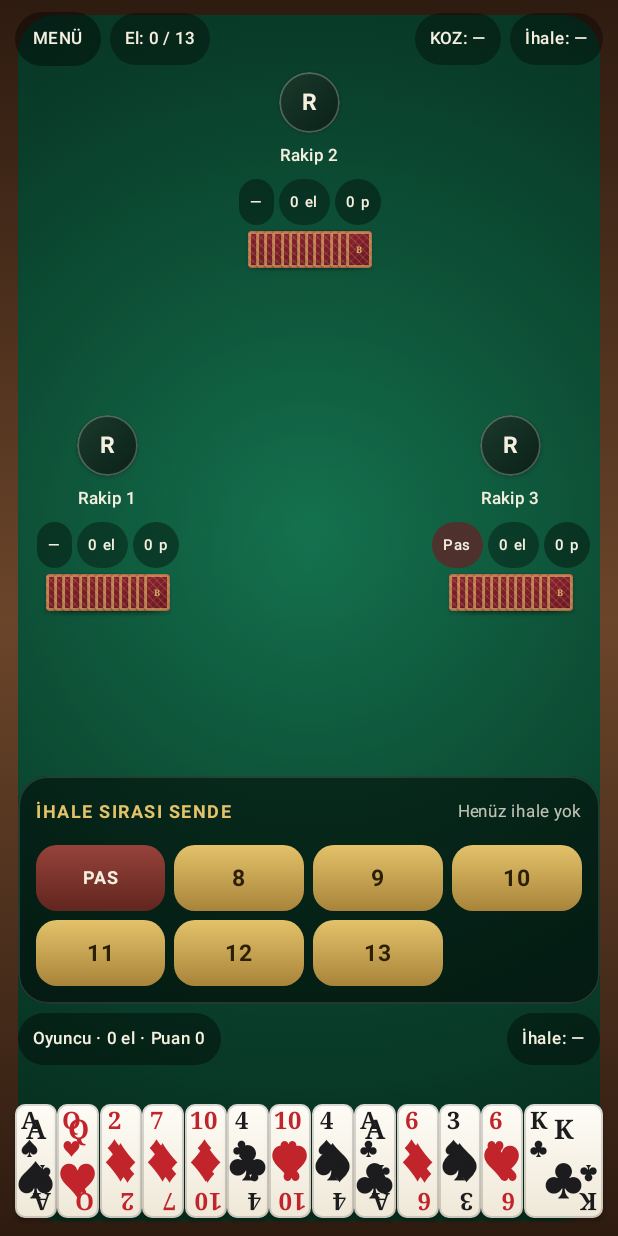
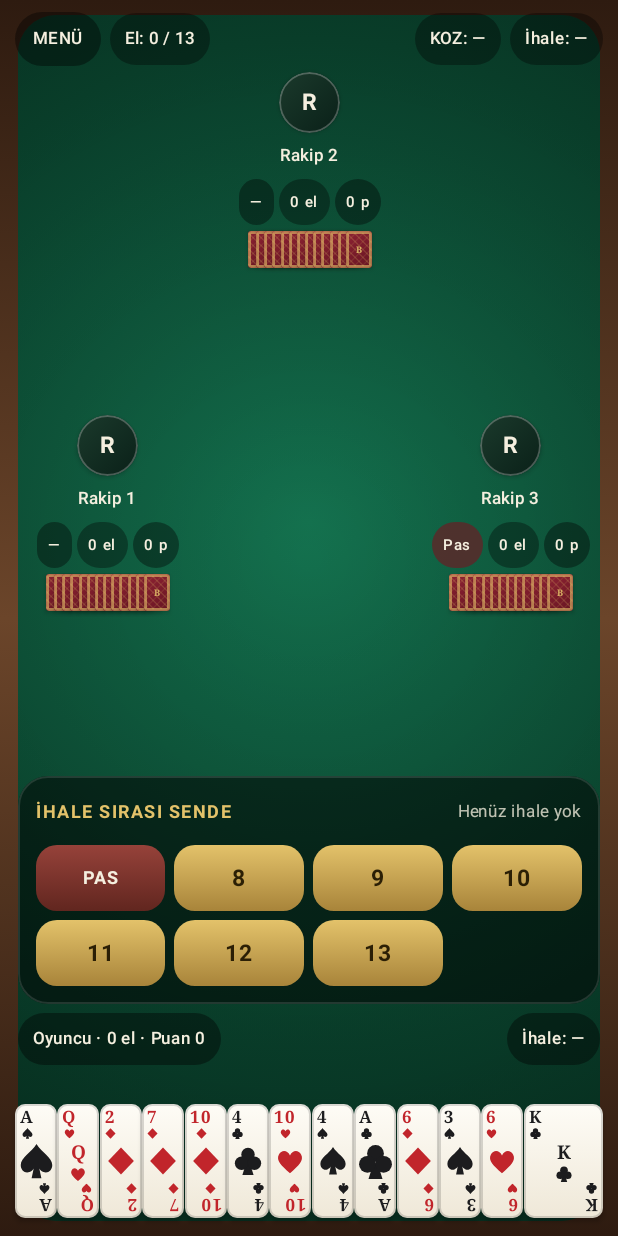
Before and after one commit to ozanstn1-stack/batak-android, an Android app built with Jetpack Compose: the screen it shows after launch (MainActivity), after a tap on "OYUNA BAŞLA", on a phone screen of 412 x 824 dp. Run offline under Robolectric (Android 15) with nearby library versions, the light colour scheme and no system bars.

Commit message:
Kart tasarimi duzeltildi: A/K/Q/J yerlesimi ve vektorel renk sembolleri

```diff
--- a/app/src/main/java/com/batak/turkce/ui/components/Cards.kt
+++ b/app/src/main/java/com/batak/turkce/ui/components/Cards.kt
@@ -5,7 +5,9 @@ import androidx.compose.foundation.background
 import androidx.compose.foundation.border
 import androidx.compose.foundation.layout.Box
 import androidx.compose.foundation.layout.Column
+import androidx.compose.foundation.layout.Spacer
 import androidx.compose.foundation.layout.fillMaxSize
+import androidx.compose.foundation.layout.height
 import androidx.compose.foundation.layout.padding
 import androidx.compose.foundation.layout.size
 import androidx.compose.foundation.shape.RoundedCornerShape
@@ -30,6 +32,7 @@ import androidx.compose.ui.unit.dp
 import com.batak.turkce.model.CardDesign
 import com.batak.turkce.model.PlayingCard
 import com.batak.turkce.model.Rank
+import com.batak.turkce.model.Suit
 import com.batak.turkce.ui.theme.BatakColors
 
 @Composable
@@ -46,10 +49,12 @@ fun CardFace(
     val faceBottom = if (design == CardDesign.KLASIK) Color(0xFFEFE8D8) else Color(0xFFE6DCC4)
     val ink = if (card.suit.isRed) BatakColors.CardRed else BatakColors.CardBlack
     val shape = RoundedCornerShape(width * 0.13f)
-    val cornerRank = with(density) { (width.toPx() * 0.30f).toSp() }
-    val cornerSuit = with(density) { (width.toPx() * 0.24f).toSp() }
-    val centerGlyph = with(density) { (width.toPx() * 0.52f).toSp() }
-    val centerRank = with(density) { (width.toPx() * 0.34f).toSp() }
+    val cornerRank = with(density) { (width.toPx() * 0.22f).toSp() }
+    val cornerSuitSize = width * 0.14f
+    val aceSize = width * 0.44f
+    val pipSize = width * 0.36f
+    val courtRank = with(density) { (width.toPx() * 0.24f).toSp() }
+    val courtSuitSize = width * 0.20f
 
     Box(
         modifier
@@ -67,37 +72,34 @@ fun CardFace(
             modifier = Modifier.align(Alignment.Center),
             horizontalAlignment = Alignment.CenterHorizontally
         ) {
-            if (card.rank.value in Rank.JACK.value..Rank.KING.value) {
+            when {
+                card.rank == Rank.ACE -> {
+                    SuitSymbol(card.suit, aceSize, ink)
+                }
+                card.rank.value in Rank.JACK.value..Rank.KING.value -> {
                     Text(
                         text = card.rank.label,
                         color = ink,
-                    fontSize = centerRank,
+                        fontSize = courtRank,
+                        lineHeight = courtRank,
                         fontFamily = FontFamily.Serif,
                         fontWeight = FontWeight.Bold
                     )
-            } else if (card.rank == Rank.ACE) {
-                Text(
-                    text = "A",
-                    color = ink,
-                    fontSize = centerRank,
-                    fontFamily = FontFamily.Serif,
-                    fontWeight = FontWeight.Bold
-                )
+                    Spacer(Modifier.height(width * 0.03f))
+                    SuitSymbol(card.suit, courtSuitSize, ink)
                 }
-            Text(
-                text = card.suit.symbol,
-                color = ink,
-                fontSize = centerGlyph,
-                fontFamily = FontFamily.Serif
-            )
+                else -> {
+                    SuitSymbol(card.suit, pipSize, ink)
+                }
+            }
         }
 
         CardCorner(
             rank = card.rank.label,
-            suit = card.suit.symbol,
+            suit = card.suit,
             color = ink,
             rankSize = cornerRank,
-            suitSize = cornerSuit,
+            suitSize = cornerSuitSize,
             modifier = Modifier
                 .align(Alignment.TopStart)
                 .padding(start = width * 0.06f, top = width * 0.04f)
@@ -105,10 +107,10 @@ fun CardFace(
 
         CardCorner(
             rank = card.rank.label,
-            suit = card.suit.symbol,
+            suit = card.suit,
             color = ink,
             rankSize = cornerRank,
-            suitSize = cornerSuit,
+            suitSize = cornerSuitSize,
             modifier = Modifier
                 .align(Alignment.BottomEnd)
                 .padding(end = width * 0.06f, bottom = width * 0.04f)
@@ -120,10 +122,10 @@ fun CardFace(
 @Composable
 private fun CardCorner(
     rank: String,
-    suit: String,
+    suit: Suit,
     color: Color,
     rankSize: androidx.compose.ui.unit.TextUnit,
-    suitSize: androidx.compose.ui.unit.TextUnit,
+    suitSize: Dp,
     modifier: Modifier = Modifier
 ) {
     Column(modifier = modifier, horizontalAlignment = Alignment.CenterHorizontally) {
@@ -135,13 +137,8 @@ private fun CardCorner(
             fontWeight = FontWeight.Bold,
             lineHeight = rankSize
         )
-        Text(
-            text = suit,
-            color = color,
-            fontSize = suitSize,
-            lineHeight = suitSize,
-            fontFamily = FontFamily.Serif
-        )
+        Spacer(Modifier.height(suitSize * 0.08f))
+        SuitSymbol(suit, suitSize, color)
     }
 }
 
--- /dev/null
+++ b/app/src/main/java/com/batak/turkce/ui/components/SuitSymbol.kt
@@ -0,0 +1,75 @@
+package com.batak.turkce.ui.components
+
+import androidx.compose.foundation.Canvas
+import androidx.compose.foundation.layout.size
+import androidx.compose.runtime.Composable
+import androidx.compose.ui.Modifier
+import androidx.compose.ui.geometry.Offset
+import androidx.compose.ui.graphics.Color
+import androidx.compose.ui.graphics.Path
+import androidx.compose.ui.unit.Dp
+import com.batak.turkce.model.Suit
+
+@Composable
+fun SuitSymbol(
+    suit: Suit,
+    size: Dp,
+    color: Color,
+    modifier: Modifier = Modifier
+) {
+    Canvas(modifier.size(size)) {
+        val w = this.size.width
+        val h = this.size.height
+        when (suit) {
+            Suit.HEARTS -> drawPath(heartPath(w, h), color)
+            Suit.DIAMONDS -> drawPath(diamondPath(w, h), color)
+            Suit.SPADES -> drawPath(spadePath(w, h), color)
+            Suit.CLUBS -> {
+                drawPath(clubStemPath(w, h), color)
+                val radius = w * 0.24f
+                drawCircle(color, radius, Offset(w * 0.5f, h * 0.27f))
+                drawCircle(color, radius, Offset(w * 0.27f, h * 0.58f))
+                drawCircle(color, radius, Offset(w * 0.73f, h * 0.58f))
+            }
+        }
+    }
+}
+
+private fun heartPath(w: Float, h: Float): Path = Path().apply {
+    moveTo(w * 0.5f, h * 0.30f)
+    cubicTo(w * 0.42f, h * 0.12f, w * 0.20f, h * 0.08f, w * 0.10f, h * 0.28f)
+    cubicTo(w * 0.0f, h * 0.48f, w * 0.18f, h * 0.66f, w * 0.5f, h * 0.94f)
+    cubicTo(w * 0.82f, h * 0.66f, w * 1.0f, h * 0.48f, w * 0.90f, h * 0.28f)
+    cubicTo(w * 0.80f, h * 0.08f, w * 0.58f, h * 0.12f, w * 0.5f, h * 0.30f)
+    close()
+}
+
+private fun diamondPath(w: Float, h: Float): Path = Path().apply {
+    moveTo(w * 0.5f, h * 0.02f)
+    lineTo(w * 0.96f, h * 0.5f)
+    lineTo(w * 0.5f, h * 0.98f)
+    lineTo(w * 0.04f, h * 0.5f)
+    close()
+}
+
+private fun spadePath(w: Float, h: Float): Path = Path().apply {
+    moveTo(w * 0.5f, h * 0.0f)
+    cubicTo(w * 0.36f, h * 0.24f, w * 0.05f, h * 0.38f, w * 0.05f, h * 0.60f)
+    cubicTo(w * 0.05f, h * 0.76f, w * 0.18f, h * 0.85f, w * 0.30f, h * 0.80f)
+    cubicTo(w * 0.35f, h * 0.78f, w * 0.39f, h * 0.75f, w * 0.42f, h * 0.70f)
+    lineTo(w * 0.36f, h * 0.98f)
+    lineTo(w * 0.64f, h * 0.98f)
+    lineTo(w * 0.58f, h * 0.70f)
+    cubicTo(w * 0.61f, h * 0.75f, w * 0.65f, h * 0.78f, w * 0.70f, h * 0.80f)
+    cubicTo(w * 0.82f, h * 0.85f, w * 0.95f, h * 0.76f, w * 0.95f, h * 0.60f)
+    cubicTo(w * 0.95f, h * 0.38f, w * 0.64f, h * 0.24f, w * 0.5f, h * 0.0f)
+    close()
+}
+
+private fun clubStemPath(w: Float, h: Float): Path = Path().apply {
+    moveTo(w * 0.44f, h * 0.55f)
+    lineTo(w * 0.56f, h * 0.55f)
+    lineTo(w * 0.70f, h * 1.0f)
+    lineTo(w * 0.30f, h * 1.0f)
+    close()
+}
```
Lines whose indentation alone changed are shown as unchanged.
